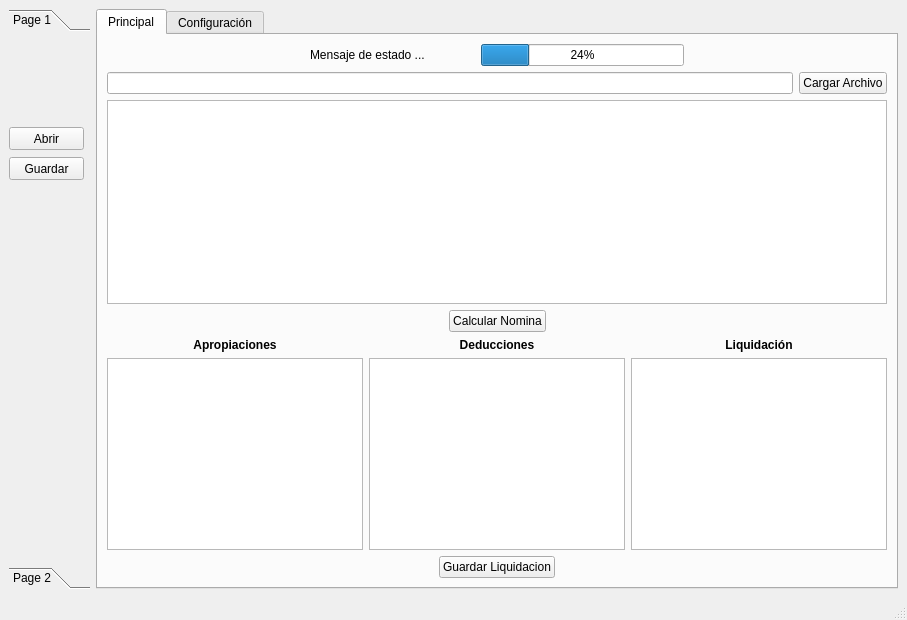
First picture: the form in nomina_helper_gui.ui, repository tdp201503/nomina_helper, before the edit.
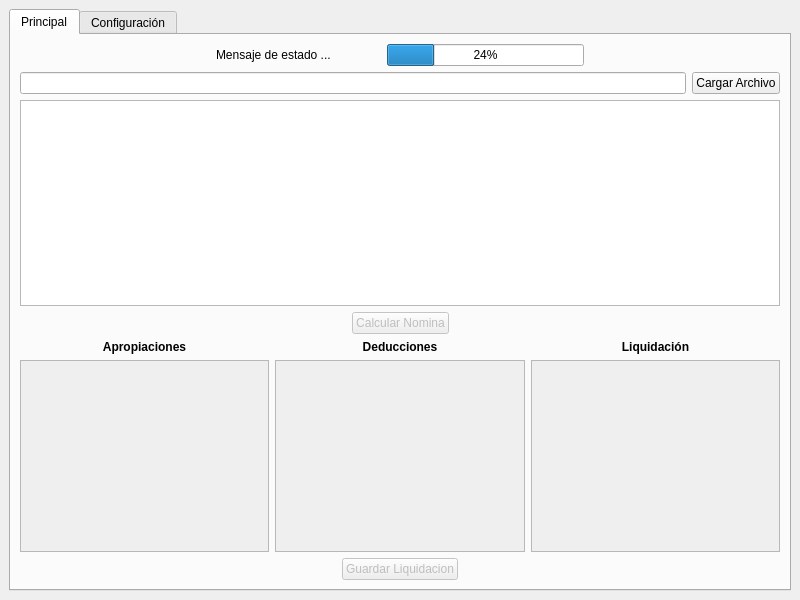
Second picture: the form after the edit.

What changed in the file:
```diff
--- a/nomina_helper_gui.ui
+++ b/nomina_helper_gui.ui
@@ -6,89 +6,15 @@
    <rect>
     <x>0</x>
     <y>0</y>
-    <width>907</width>
-    <height>620</height>
+    <width>800</width>
+    <height>600</height>
    </rect>
   </property>
-  <property name="sizePolicy">
-   <sizepolicy hsizetype="Fixed" vsizetype="Fixed">
-    <horstretch>0</horstretch>
-    <verstretch>0</verstretch>
-   </sizepolicy>
-  </property>
-  <property name="maximumSize">
-   <size>
-    <width>907</width>
-    <height>620</height>
-   </size>
-  </property>
   <property name="windowTitle">
    <string>NominaHelper</string>
   </property>
   <widget class="QWidget" name="centralwidget">
    <layout class="QHBoxLayout" name="horizontalLayout_9">
-    <item>
-     <widget class="QToolBox" name="barra">
-      <property name="currentIndex">
-       <number>0</number>
-      </property>
-      <widget class="QWidget" name="page">
-       <property name="geometry">
-        <rect>
-         <x>0</x>
-         <y>0</y>
-         <width>69</width>
-         <height>528</height>
-        </rect>
-       </property>
-       <attribute name="label">
-        <string>Page 1</string>
-       </attribute>
-       <widget class="QPushButton" name="boton_abrir">
-        <property name="geometry">
-         <rect>
-          <x>0</x>
-          <y>90</y>
-          <width>75</width>
-          <height>23</height>
-         </rect>
-        </property>
-        <property name="text">
-         <string>Abrir</string>
-        </property>
-       </widget>
-       <widget class="QPushButton" name="pushButton_2">
-        <property name="geometry">
-         <rect>
-          <x>0</x>
-          <y>120</y>
-          <width>75</width>
-          <height>23</height>
-         </rect>
-        </property>
-        <property name="toolTip">
-         <string>Guarde su archivo de nomina...</string>
-        </property>
-        <property name="text">
-         <string>Guardar</string>
-        </property>
-       </widget>
-      </widget>
-      <widget class="QWidget" name="page_2">
-       <property name="geometry">
-        <rect>
-         <x>0</x>
-         <y>0</y>
-         <width>69</width>
-         <height>528</height>
-        </rect>
-       </property>
-       <attribute name="label">
-        <string>Page 2</string>
-       </attribute>
-      </widget>
-     </widget>
-    </item>
     <item>
      <widget class="QTabWidget" name="tabWidget">
       <property name="currentIndex">
@@ -198,6 +124,9 @@
             </item>
             <item>
              <widget class="QPushButton" name="boton_calcular_nomina">
+              <property name="enabled">
+               <bool>false</bool>
+              </property>
               <property name="text">
                <string>Calcular Nomina</string>
               </property>
@@ -239,7 +168,11 @@
                </widget>
               </item>
               <item>
-               <widget class="QTableWidget" name="tabla_apropiaciones"/>
+               <widget class="QTableWidget" name="tabla_apropiaciones">
+                <property name="enabled">
+                 <bool>false</bool>
+                </property>
+               </widget>
               </item>
              </layout>
             </item>
@@ -262,7 +195,11 @@
                </widget>
               </item>
               <item>
-               <widget class="QTableWidget" name="tabla_deducciones"/>
+               <widget class="QTableWidget" name="tabla_deducciones">
+                <property name="enabled">
+                 <bool>false</bool>
+                </property>
+               </widget>
               </item>
              </layout>
             </item>
@@ -285,7 +222,11 @@
                </widget>
               </item>
               <item>
-               <widget class="QTableWidget" name="tabla_liquidacion"/>
+               <widget class="QTableWidget" name="tabla_liquidacion">
+                <property name="enabled">
+                 <bool>false</bool>
+                </property>
+               </widget>
               </item>
              </layout>
             </item>
@@ -308,6 +249,9 @@
             </item>
             <item>
              <widget class="QPushButton" name="boton_guardar_liquidacion">
+              <property name="enabled">
+               <bool>false</bool>
+              </property>
               <property name="text">
                <string>Guardar Liquidacion</string>
               </property>
@@ -584,7 +528,6 @@
     </item>
    </layout>
   </widget>
-  <widget class="QStatusBar" name="statusbar"/>
  </widget>
  <resources/>
  <connections/>
```
